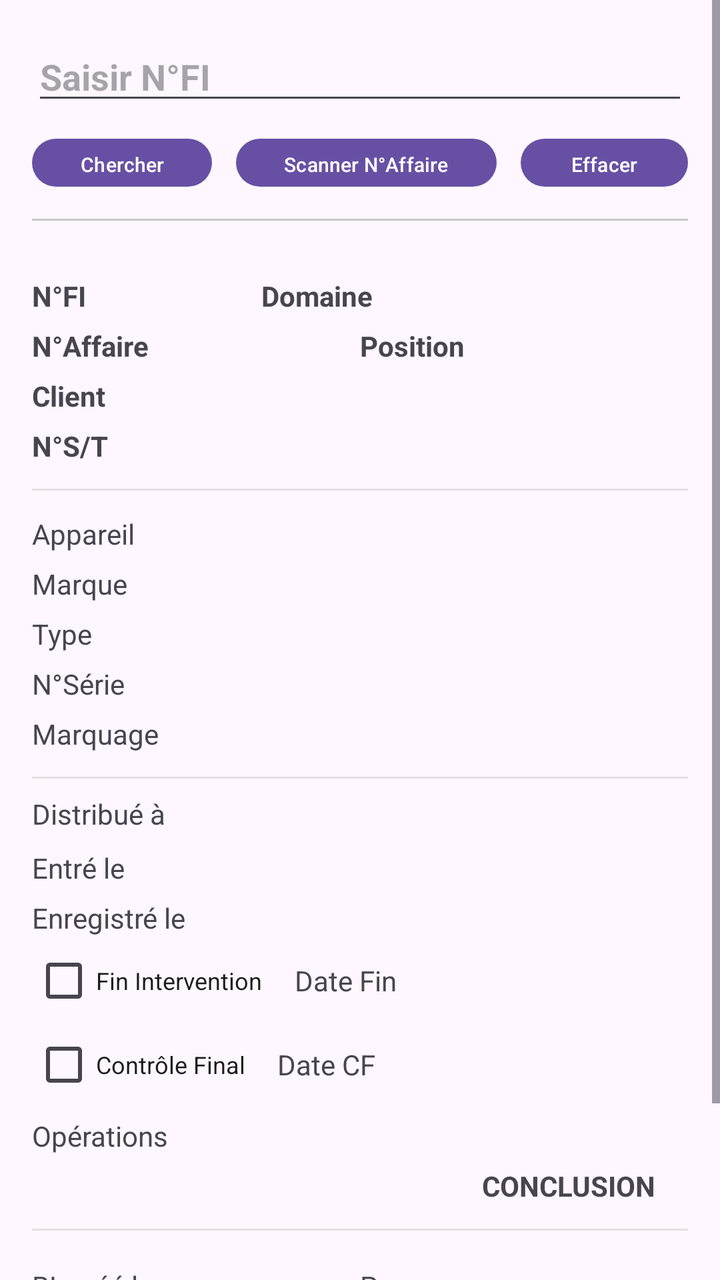
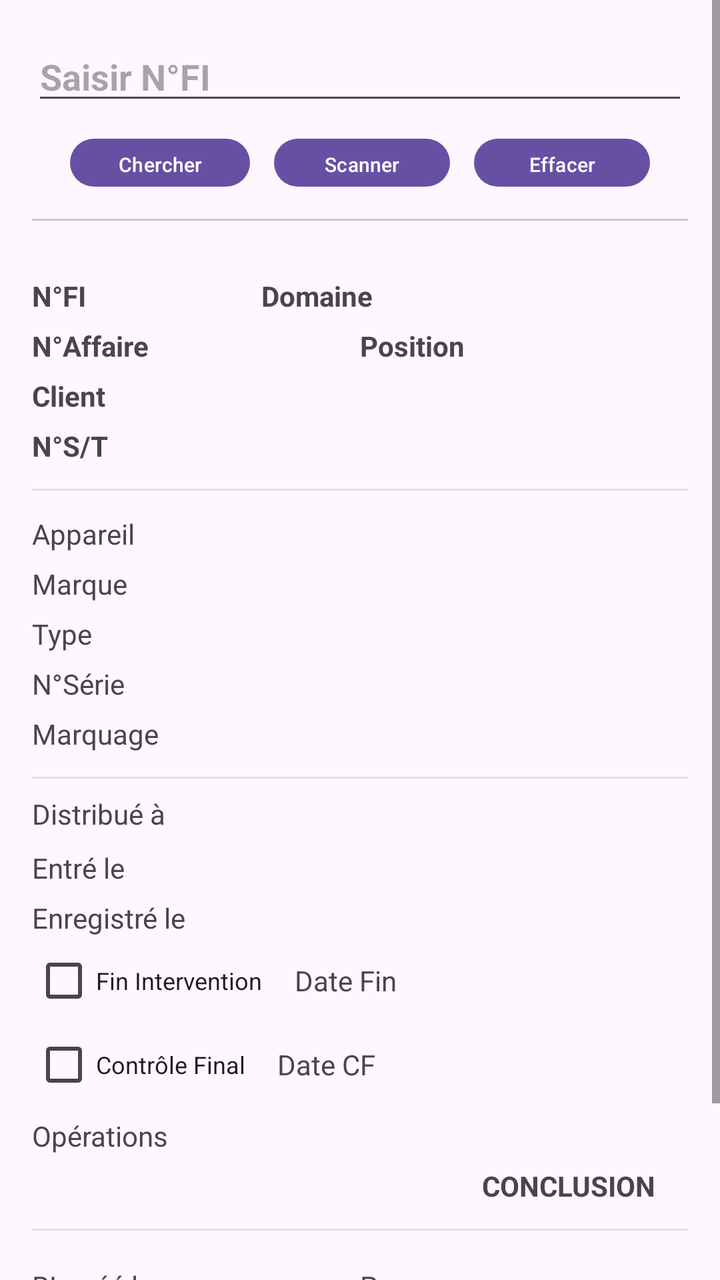

Two renders of the same Android screen: before a commit and after it. Below are the layout's source before the change and the commit's diff.
<!-- AndroidManifest.xml: application theme Theme.QrLookup -->
<!-- res/layout/activity_main.xml -->
<?xml version="1.0" encoding="utf-8"?>
<ScrollView xmlns:android="http://schemas.android.com/apk/res/android"
    xmlns:app="http://schemas.android.com/apk/res-auto"
    android:layout_width="match_parent"
    android:layout_height="match_parent">

    <LinearLayout
        android:layout_width="match_parent"
        android:layout_height="wrap_content"
        android:orientation="vertical"
        android:padding="16dp">

        
        <EditText
            android:id="@+id/etSearch"
            android:layout_width="match_parent"
            android:layout_height="wrap_content"
            android:layout_marginBottom="0dp"
            android:hint="Saisir N°FI"
            android:inputType="text|textCapCharacters"
            android:maxLength="8"
            android:textStyle="bold" />

        <LinearLayout
            android:layout_width="match_parent"
            android:layout_height="wrap_content"
            android:layout_marginTop="12dp"
            android:gravity="center"
            android:orientation="horizontal">

            <Button
                android:id="@+id/btnSearch"
                android:layout_width="wrap_content"
                android:layout_height="24dp"
                android:insetTop="0dp"
                android:insetBottom="0dp"
                android:text="Chercher"
                android:textSize="10sp" />

            <Space
                android:layout_width="12dp"
                android:layout_height="0dp" />

            <Button
                android:id="@+id/btnScanFi"
                android:layout_width="wrap_content"
                android:layout_height="24dp"
                android:insetTop="0dp"
                android:insetBottom="0dp"
                android:text="Scanner N°Affaire"
                android:textSize="10dp"
                app:iconPadding="0dp" />

            <Space
                android:layout_width="12dp"
                android:layout_height="0dp" />

            <Button
                android:id="@+id/btnInit"
                android:layout_width="wrap_content"
                android:layout_height="24dp"
                android:insetTop="0dp"
                android:insetBottom="0dp"
                android:text="Effacer"
                android:textSize="10dp" />

        </LinearLayout>

        <View
            android:layout_width="match_parent"
            android:layout_height="1dp"
            android:layout_marginTop="16dp"
            android:background="#33000000" />

    <LinearLayout
        android:layout_width="match_parent"
        android:layout_height="wrap_content"
        android:layout_marginTop="6dp"
        android:orientation="horizontal">

        <TextView
            android:id="@+id/tvLblEmp"
            android:layout_width="wrap_content"
            android:layout_height="wrap_content"
            android:layout_marginTop="10dp"
            android:text="A12"
            android:padding="12dp"
            android:visibility="gone"
            android:background="@drawable/bg_button_like"
            android:textColor="@android:color/white"/>

        <TextView
            android:id="@+id/tvQrCode"
            android:layout_width="wrap_content"
            android:layout_height="wrap_content"
            android:layout_marginTop="10dp"
            android:text="OR-"
            android:padding="12dp"
            android:visibility="gone"/>

    </LinearLayout>

        

        <LinearLayout
            android:layout_width="match_parent"
            android:layout_height="wrap_content"
            android:layout_marginTop="6dp"
            android:orientation="horizontal">

            <TextView
                android:id="@+id/tvNumFI"
                android:layout_width="0dp"
                android:layout_height="wrap_content"
                android:layout_weight="0.7"
                android:layout_marginTop="16dp"
                android:text="N°FI"
                android:textStyle="bold" />

            <TextView
                android:id="@+id/tvDomaine"
                android:layout_width="0dp"
                android:layout_height="wrap_content"
                android:layout_weight="1.3"
                android:layout_marginTop="16dp"
                android:text="Domaine"
                android:textStyle="bold" />
        </LinearLayout>

        <LinearLayout
            android:layout_width="match_parent"
            android:layout_height="wrap_content"
            android:layout_marginTop="6dp"
            android:orientation="horizontal">

            <TextView
                android:id="@+id/tvNumAff"
                android:layout_width="0dp"
                android:layout_height="wrap_content"
                android:layout_weight="1"
                android:text="N°Affaire"
                android:textStyle="bold" />

            <TextView
                android:id="@+id/tvPosit"
                android:layout_width="0dp"
                android:layout_height="wrap_content"
                android:layout_weight="1"
                android:text="Position"
                android:textStyle="bold" />
        </LinearLayout>

        <TextView
            android:id="@+id/tvClient"
            android:layout_width="match_parent"
            android:layout_height="wrap_content"
            android:layout_marginTop="6dp"
            android:clickable="true"
            android:focusable="true"
            android:text="Client"
            android:textStyle="bold" />

        <TextView
            android:id="@+id/tvST"
            android:layout_width="match_parent"
            android:layout_height="wrap_content"
            android:layout_marginTop="6dp"
            android:clickable="true"
            android:focusable="true"
            android:text="N°S/T"
            android:textStyle="bold" />

        <View
            android:layout_width="match_parent"
            android:layout_height="1dp"
            android:layout_marginTop="12dp"
            android:background="#19000000" />

        
        <TextView
            android:id="@+id/tvAppareil"
            android:layout_width="match_parent"
            android:layout_height="wrap_content"
            android:layout_marginTop="12dp"
            android:text="Appareil" />

        <TextView
            android:id="@+id/tvMarque"
            android:layout_width="match_parent"
            android:layout_height="wrap_content"
            android:layout_marginTop="6dp"
            android:text="Marque" />

        <TextView
            android:id="@+id/tvType"
            android:layout_width="match_parent"
            android:layout_height="wrap_content"
            android:layout_marginTop="6dp"
            android:text="Type" />

        <TextView
            android:id="@+id/tvSerie"
            android:layout_width="match_parent"
            android:layout_height="wrap_content"
            android:layout_marginTop="6dp"
            android:text="N°Série" />

        <TextView
            android:id="@+id/tvMarquage"
            android:layout_width="match_parent"
            android:layout_height="wrap_content"
            android:layout_marginTop="6dp"
            android:text="Marquage" />

        <View
            android:layout_width="match_parent"
            android:layout_height="1dp"
            android:layout_marginTop="12dp"
            android:background="#19000000" />

        
        <TextView
            android:id="@+id/tvDistrib"
            android:layout_width="match_parent"
            android:layout_height="wrap_content"
            android:layout_marginTop="8dp"
            android:text="Distribué à" />
        <TextView
            android:id="@+id/tvDateEntre"
            android:layout_width="match_parent"
            android:layout_height="wrap_content"
            android:layout_marginTop="8dp"
            android:text="Entré le" />

        <TextView
            android:id="@+id/tvDateEnreg"
            android:layout_width="match_parent"
            android:layout_height="wrap_content"
            android:layout_marginTop="6dp"
            android:text="Enregistré le" />

        <LinearLayout
            android:layout_width="match_parent"
            android:layout_height="wrap_content"
            android:layout_marginTop="6dp"
            android:gravity="center_vertical"
            android:orientation="horizontal">

            <CheckBox
                android:id="@+id/chkFinterv"
                style="@style/CompactCheckBox"
                android:layout_width="wrap_content"
                android:layout_height="wrap_content"
                android:clickable="false"
                android:text="Fin Intervention" />

            <Space
                android:layout_width="16dp"
                android:layout_height="0dp" />

            <TextView
                android:id="@+id/tvDateFin"
                android:layout_width="wrap_content"
                android:layout_height="wrap_content"
                android:text="Date Fin" />
        </LinearLayout>

        <LinearLayout
            android:layout_width="match_parent"
            android:layout_height="wrap_content"
            android:layout_marginTop="10dp"
            android:gravity="center_vertical"
            android:orientation="horizontal">

            <CheckBox
                android:id="@+id/chkCF"
                style="@style/CompactCheckBox"
                android:layout_width="wrap_content"
                android:layout_height="wrap_content"
                android:clickable="false"
                android:text="Contrôle Final" />

            <Space
                android:layout_width="16dp"
                android:layout_height="0dp" />

            <TextView
                android:id="@+id/tvDateCF"
                android:layout_width="wrap_content"
                android:layout_height="wrap_content"
                android:text="Date CF" />
        </LinearLayout>

        <TextView
            android:id="@+id/tvOpReal"
            android:layout_width="239dp"
            android:layout_height="wrap_content"
            android:layout_marginTop="10dp"
            android:text="Opérations" />

        
        <LinearLayout
            android:layout_width="match_parent"
            android:layout_height="wrap_content"
            android:layout_marginTop="6dp"
            android:gravity="center_vertical"
            android:orientation="horizontal">

            
            <LinearLayout
                android:id="@+id/docsContainer"
                android:layout_width="0dp"
                android:layout_height="wrap_content"
                android:layout_marginEnd="8dp"
                android:layout_weight="1"
                android:gravity="left"
                android:orientation="horizontal" />

            <TextView
                android:id="@+id/tvConclusion"
                android:layout_width="wrap_content"
                android:layout_height="wrap_content"
                android:paddingLeft="16dp"
                android:paddingRight="16dp"
                android:text="CONCLUSION"
                android:textStyle="bold" />
        </LinearLayout>

        <View
            android:layout_width="match_parent"
            android:layout_height="1dp"
            android:layout_marginTop="12dp"
            android:background="#19000000" />

        
        <LinearLayout
            android:layout_width="match_parent"
            android:layout_height="wrap_content"
            android:layout_marginTop="12dp"
            android:orientation="horizontal">

            <LinearLayout
                android:id="@+id/BLContainer"
                android:layout_width="0dp"
                android:layout_height="wrap_content"
                android:layout_marginEnd="8dp"
                android:layout_weight="1"
                android:gravity="left"
                android:orientation="horizontal" />
            
            
            
            
            
            
            
            

            
            
            
            
            
            
            
            
        </LinearLayout>

        <LinearLayout
            android:layout_width="match_parent"
            android:layout_height="wrap_content"
            android:layout_marginTop="6dp"
            android:orientation="horizontal">

            <TextView
                android:id="@+id/tvDateCrea"
                android:layout_width="0dp"
                android:layout_height="wrap_content"
                android:layout_weight="1"
                android:ellipsize="end"
                android:maxLines="1"
                android:text="BL créé le" />

            <TextView
                android:id="@+id/tvPar"
                android:layout_width="0dp"
                android:layout_height="wrap_content"
                android:layout_weight="1"
                android:ellipsize="end"
                android:maxLines="1"
                android:text="Par" />
        </LinearLayout>

        <LinearLayout
            android:layout_width="match_parent"
            android:layout_height="wrap_content"
            android:layout_marginTop="6dp"
            android:orientation="horizontal">

            <TextView
                android:id="@+id/tvNumFact"
                android:layout_width="0dp"
                android:layout_height="wrap_content"
                android:layout_weight="1"
                android:ellipsize="end"
                android:maxLines="1"
                android:text="N°Fact." />

            <TextView
                android:id="@+id/tvDateFact"
                android:layout_width="0dp"
                android:layout_height="wrap_content"
                android:layout_weight="1"
                android:ellipsize="end"
                android:maxLines="1"
                android:text="Date Facture" />
        </LinearLayout>

        <View
            android:layout_width="match_parent"
            android:layout_height="1dp"
            android:layout_marginTop="12dp"
            android:background="#19000000" />

        
        <LinearLayout
            android:layout_width="match_parent"
            android:layout_height="wrap_content"
            android:layout_marginTop="12dp"
            android:gravity="center_vertical"
            android:orientation="horizontal">










            <TextView
                android:id="@+id/tvResult"
                android:layout_width="wrap_content"
                android:layout_height="wrap_content"
                android:background="#006400"
                android:paddingLeft="10dp"
                android:paddingRight="10dp"
                android:text=""
                android:textColor="#FFFFFF"
                android:textStyle="bold"
                android:visibility="gone" />
        </LinearLayout>

        <Space
            android:layout_width="match_parent"
            android:layout_height="24dp" />
    </LinearLayout>
</ScrollView>
<!-- resources referenced by this layout -->
<resources>
  <!-- drawable bg_button_like (drawable) -->
  <?xml version="1.0" encoding="utf-8"?>
  <shape xmlns:android="http://schemas.android.com/apk/res/android" android:shape="rectangle">
      <solid android:color="@color/BtnEmp"/>
      <corners android:radius="12dp"/>
      <padding
          android:left="12dp"
          android:top="8dp"
          android:right="12dp"
          android:bottom="8dp" />
  </shape>
  <style name="CompactCheckBox" parent="Widget.AppCompat.CompoundButton.CheckBox">
          <item name="android:minHeight">12dp</item>
          <item name="android:paddingTop">0dp</item>
          <item name="android:paddingBottom">0dp</item>
          <item name="android:textSize">12sp</item>
      </style>
  <style name="Theme.QrLookup" parent="Base.Theme.QrLookup" />
  <color name="BtnEmp">#347C8A</color>
  <style name="Base.Theme.QrLookup" parent="Theme.Material3.DayNight.NoActionBar">
          
          
      </style>
</resources>

<!-- the commit's change to res/layout/activity_main.xml (unified diff, before → after) -->
@@ -47,7 +47,7 @@
                 android:layout_height="24dp"
                 android:insetTop="0dp"
                 android:insetBottom="0dp"
-                android:text="Scanner N°Affaire"
+                android:text="Scanner"
                 android:textSize="10dp"
                 app:iconPadding="0dp" />
 
